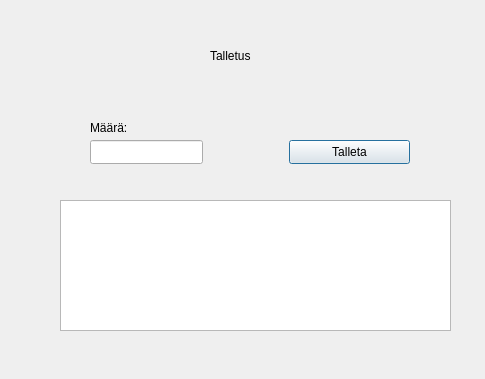
The window that bank-automat/depositbalance.ui (t3roja/ATM) describes before a commit, drawn with Qt 5.
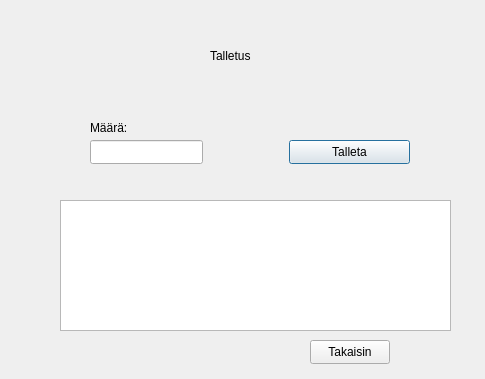
The same window after the commit.

What changed in the file:
```diff
--- a/bank-automat/depositbalance.ui
+++ b/bank-automat/depositbalance.ui
@@ -72,6 +72,19 @@
     <string>Talletus</string>
    </property>
   </widget>
+  <widget class="QPushButton" name="btnReturn">
+   <property name="geometry">
+    <rect>
+     <x>310</x>
+     <y>340</y>
+     <width>80</width>
+     <height>24</height>
+    </rect>
+   </property>
+   <property name="text">
+    <string>Takaisin</string>
+   </property>
+  </widget>
  </widget>
  <resources/>
  <connections/>
```
